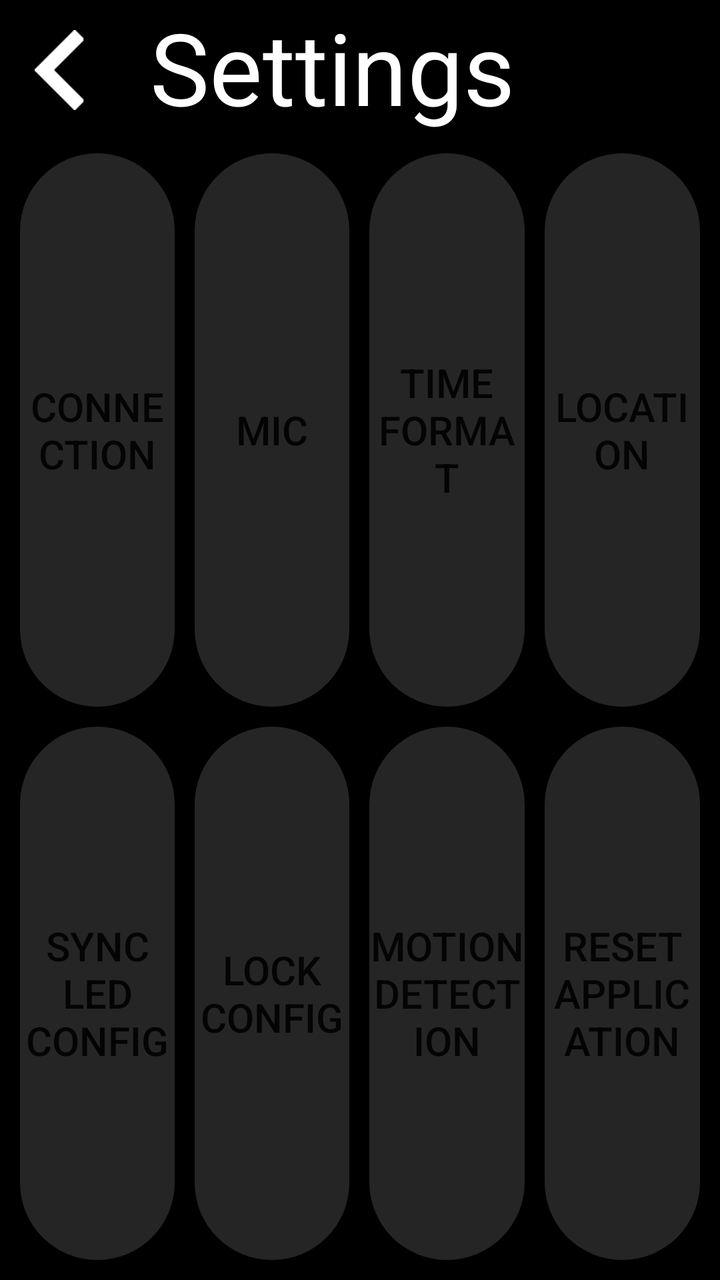
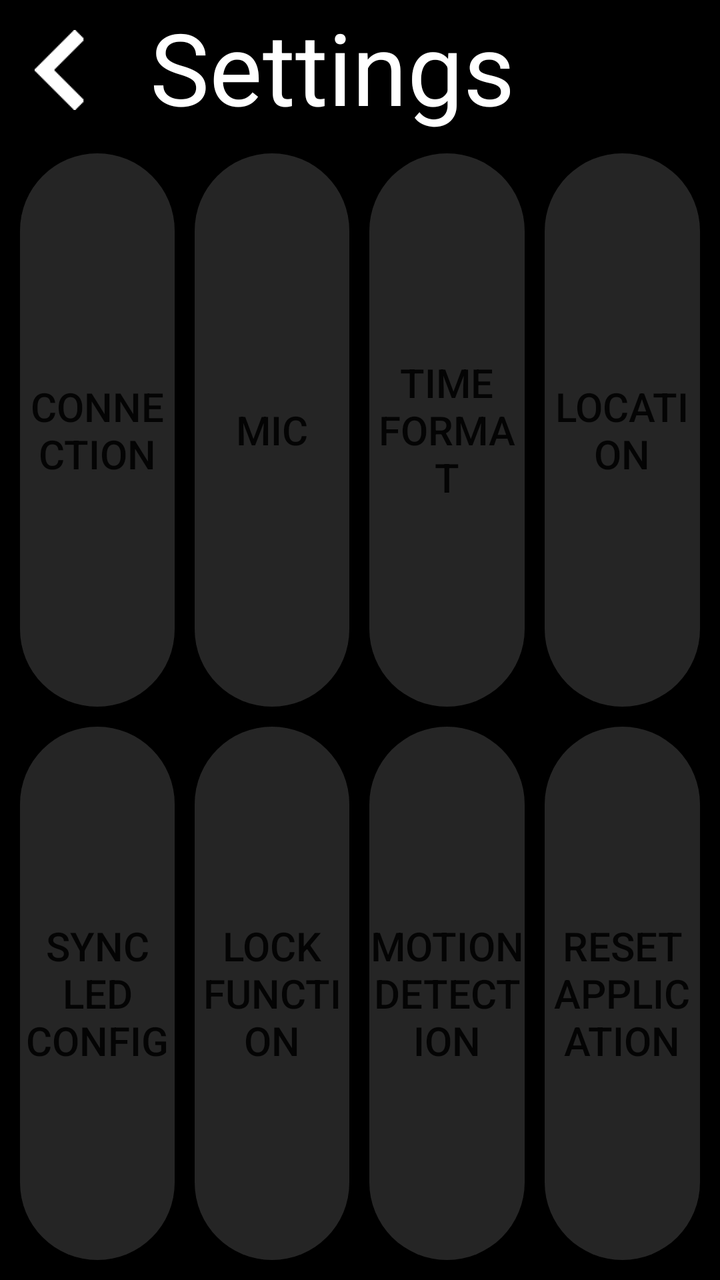

Compare the two renders of this Android layout. The source of the first and the diff that turns it into the second are given below.
<!-- AndroidManifest.xml: application theme DarkAppTheme -->
<!-- res/layout/activity_settings_menu.xml -->
<androidx.constraintlayout.widget.ConstraintLayout xmlns:android="http://schemas.android.com/apk/res/android"
    xmlns:app="http://schemas.android.com/apk/res-auto"
    android:layout_width="match_parent"
    android:layout_height="match_parent">

    <TableLayout
        android:id="@+id/tableLayout"
        android:layout_width="0dp"
        android:layout_height="0dp"
        app:layout_constraintTop_toTopOf="parent"
        app:layout_constraintBottom_toBottomOf="parent"
        app:layout_constraintStart_toStartOf="parent"
        app:layout_constraintEnd_toEndOf="parent">

        <TableRow
            android:layout_width="match_parent"
            android:layout_height="match_parent" >

            <ImageButton
                android:id="@+id/sBackButton"
                android:layout_width="40dp"
                android:layout_height="40dp"
                android:src="@drawable/back_normal"
                android:background="@drawable/transparent_background"
                android:layout_marginTop="15dp"
                android:layout_marginBottom="5dp"
                android:layout_marginLeft="10dp"
                android:layout_marginRight="25dp"
                android:scaleType="centerInside" />

            <TextView
                android:id="@+id/textView2"
                android:layout_width="wrap_content"
                android:layout_height="wrap_content"
                android:text="Settings"
                android:textColor="@color/white"
                android:textSize="50dp" />
        </TableRow>

        <TableRow
            android:layout_width="match_parent"
            android:layout_height="0dp"
            android:layout_marginLeft="5dp"
            android:layout_marginTop="10dp"
            android:layout_marginRight="5dp"
            android:layout_weight="1">

            <androidx.appcompat.widget.AppCompatButton
                android:id="@+id/connectButton"
                android:layout_width="0dp"
                android:layout_height="match_parent"
                android:layout_marginLeft="5dp"
                android:layout_marginRight="5dp"
                android:layout_weight="1"
                android:textSize="20dp"
                android:background="@drawable/settings_button_color_background_selector"
                android:text="Connection" />

            <androidx.appcompat.widget.AppCompatButton
                android:id="@+id/micButton"
                android:layout_width="0dp"
                android:layout_height="match_parent"
                android:layout_marginLeft="5dp"
                android:layout_marginRight="5dp"
                android:layout_weight="1"
                android:textSize="20dp"
                android:background="@drawable/settings_button_background"
                android:text="Mic" />

            <androidx.appcompat.widget.AppCompatButton
                android:id="@+id/timebutton"
                android:layout_width="0dp"
                android:layout_height="match_parent"
                android:layout_marginLeft="5dp"
                android:layout_marginRight="5dp"
                android:layout_weight="1"
                android:textSize="20dp"
                android:background="@drawable/settings_button_color_background_selector"
                android:text="Time Format" />

            <androidx.appcompat.widget.AppCompatButton
                android:id="@+id/locationButton"
                android:layout_width="0dp"
                android:layout_height="match_parent"
                android:layout_marginLeft="5dp"
                android:layout_marginRight="5dp"
                android:layout_weight="1"
                android:textSize="20dp"
                android:background="@drawable/settings_button_background"
                android:text="Location" />
        </TableRow>

        <TableRow
            android:layout_width="match_parent"
            android:layout_height="0dp"
            android:layout_marginLeft="5dp"
            android:layout_marginTop="10dp"
            android:layout_marginRight="5dp"
            android:layout_marginBottom="10dp"
            android:layout_weight="1">

            <androidx.appcompat.widget.AppCompatButton
                android:id="@+id/syncButton"
                android:layout_width="0dp"
                android:layout_height="match_parent"
                android:layout_marginLeft="5dp"
                android:layout_marginRight="5dp"
                android:layout_weight="1"
                android:textSize="20dp"
                android:background="@drawable/settings_button_color_background_selector"
                android:text="Sync LED Config" />

            <androidx.appcompat.widget.AppCompatButton
                android:id="@+id/lockConfigButton"
                android:layout_width="0dp"
                android:layout_height="match_parent"
                android:layout_marginLeft="5dp"
                android:layout_marginRight="5dp"
                android:layout_weight="1"
                android:textSize="20dp"
                android:background="@drawable/settings_button_background"
                android:text="Lock Config" />

            <androidx.appcompat.widget.AppCompatButton
                android:id="@+id/motionButton"
                android:layout_width="0dp"
                android:layout_height="match_parent"
                android:layout_marginLeft="5dp"
                android:layout_marginRight="5dp"
                android:layout_weight="1"
                android:textSize="20dp"
                android:background="@drawable/settings_button_background"
                android:text="Motion Detection" />

            <androidx.appcompat.widget.AppCompatButton
                android:id="@+id/resetButton"
                android:layout_width="0dp"
                android:layout_height="match_parent"
                android:layout_marginLeft="5dp"
                android:layout_marginRight="5dp"
                android:layout_weight="1"
                android:textSize="20dp"
                android:background="@drawable/settings_button_color_background_selector"
                android:text="Reset Application" />
        </TableRow>
    </TableLayout>


</androidx.constraintlayout.widget.ConstraintLayout>
<!-- resources referenced by this layout -->
<resources>
  <color name="white">#FFFFFFFF</color>
  <!-- drawable back_normal: png bitmap (drawable, 455 bytes) -->
  <!-- drawable settings_button_background (drawable) -->
  <?xml version="1.0" encoding="utf-8"?>
  <shape xmlns:android="http://schemas.android.com/apk/res/android">
      <solid android:color="#804b4b4b" /> 
      <corners android:radius="50dp" /> 
  </shape>
  <!-- drawable settings_button_color_background_selector (drawable) -->
  <selector xmlns:android="http://schemas.android.com/apk/res/android">
      <item android:drawable="@drawable/settings_button_background_enabled" android:state_pressed="true" />
      <item android:drawable="@drawable/settings_button_background" />
  </selector>
  <!-- drawable transparent_background (drawable) -->
  <layer-list xmlns:android="http://schemas.android.com/apk/res/android">
      <item android:drawable="@android:color/transparent" />
  </layer-list>
  <style name="DarkAppTheme" parent="Theme.MaterialComponents.DayNight">
          <item name="windowActionBar">false</item>
          <item name="android:background">@color/black</item>
          <item name="windowNoTitle">true</item>
      </style>
  <!-- drawable settings_button_background_enabled (drawable) -->
  <?xml version="1.0" encoding="utf-8"?>
  <shape xmlns:android="http://schemas.android.com/apk/res/android">
      <solid android:color="#4b4b4b" /> 
      <corners android:radius="50dp" /> 
  </shape>
  <color name="black">#FF000000</color>
</resources>

<!-- the commit's change to res/layout/activity_settings_menu.xml (unified diff, before → after) -->
@@ -119,7 +119,7 @@
                 android:layout_weight="1"
                 android:textSize="20dp"
                 android:background="@drawable/settings_button_background"
-                android:text="Lock Config" />
+                android:text="Lock Function" />
 
             <androidx.appcompat.widget.AppCompatButton
                 android:id="@+id/motionButton"
